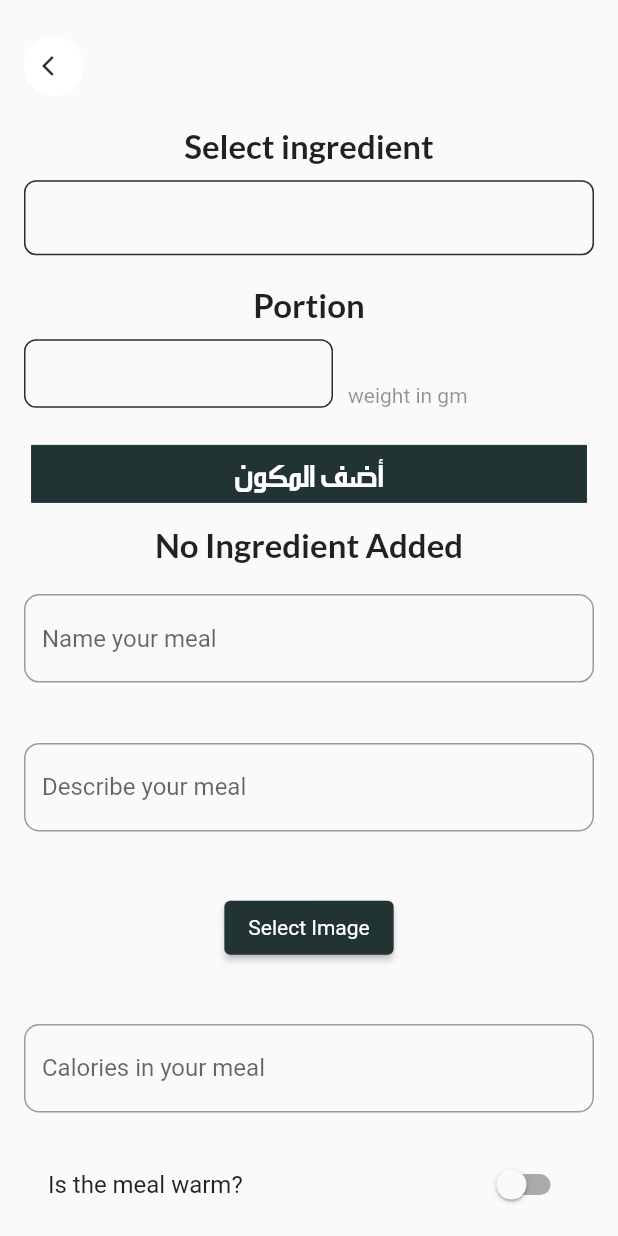
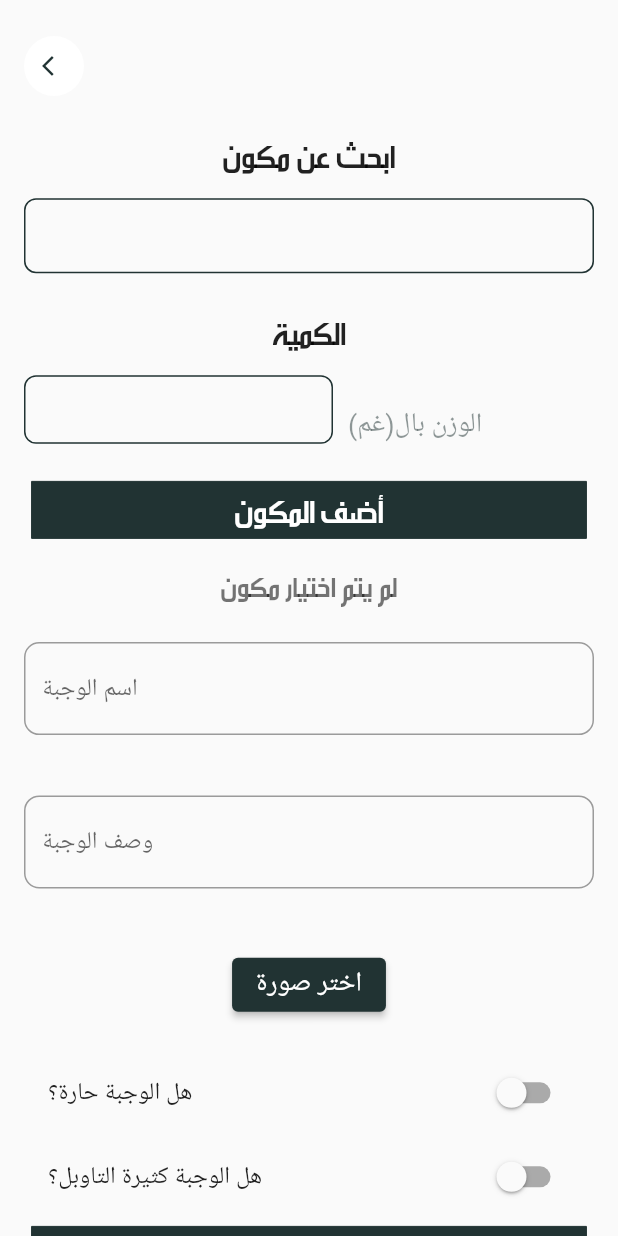
Before and after one commit to MohammedQadumy/diabetes-app, a Flutter app: the NewMealPage screen opened directly, after a tap on "أضف المكون", on a phone screen of 412 x 824 dp. Run offline on Flutter 3.47's test engine with Material 2 defaults, Android fonts, the phone set to English and light mode, and no system bars; our stand-ins replace dots_indicator, file_picker, flutter_rating_bar, get, shared_preferences; missing offline and left inert: dart:ffi; accounts and stored records are empty; network calls fail.

Commit message:
completing add new meal widget

```diff
--- a/lib/Models/Ingredient.dart
+++ b/lib/Models/Ingredient.dart
@@ -3,6 +3,7 @@ class Ingredient {
   int id;
   String portion;
   String name;
+  double cal;
 
-  Ingredient(this.id,  this.name, this.portion,);
+  Ingredient(this.id,  this.name, this.portion, this.cal);
 }
--- a/lib/Models/Item.dart
+++ b/lib/Models/Item.dart
@@ -2,8 +2,9 @@ class Item {
   final String itemName;
   final String itemDesc;
   final double weight;
+  double? cal;
 
-  Item({required this.itemName, required this.itemDesc, required this.weight});
+  Item({required this.itemName, required this.itemDesc, required this.weight, this.cal = 0});
 
   factory Item.fromJson(Map<String, dynamic> json) {
     return Item(
--- a/lib/Models/ItemSearch.dart
+++ b/lib/Models/ItemSearch.dart
@@ -2,15 +2,17 @@ class ItemSearch {
   final int itemID;
   final String itemName;
   final double weight;
+  double? cal;
 
   ItemSearch(
-      {required this.itemID, required this.itemName, required this.weight});
+      {required this.itemID, required this.itemName, required this.weight, this.cal = 0});
 
   factory ItemSearch.fromJson(Map<String, dynamic> json) {
     return ItemSearch(
       itemID: json['item_id'],
       itemName: json['item_name'],
       weight: double.parse(json['weight']),
+      cal: double.parse(json['cal']),
     );
   }
 
--- a/lib/pages/AppPage/new_meal_page.dart
+++ b/lib/pages/AppPage/new_meal_page.dart
@@ -11,7 +11,7 @@ import 'package:flutter/material.dart';
 import 'package:diabetes_app/Models/Ingredient.dart';
 import 'package:get/get.dart';
 import 'package:http/http.dart' as http;
-
+import '../../base/show_custom_message.dart';
 import '../../Models/Meal.dart';
 import '../../utils/colors.dart';
 import '../../Models/ItemSearch.dart';
@@ -30,8 +30,7 @@ class _NewMealPageState extends State<NewMealPage> {
   TextEditingController mealNameController = TextEditingController();
   TextEditingController mealDescriptionController = TextEditingController();
   TextEditingController mealImageController = TextEditingController();
-  TextEditingController mealCaloriesController = TextEditingController();
-
+  Meal? newMeal;
   bool mealWarm = false;
   bool mealSpicy = false;
   ItemSearch? selectedIngredient;
@@ -79,7 +78,8 @@ class _NewMealPageState extends State<NewMealPage> {
                 height: Dimensions.height20,
               ),
               AppBigText(
-                text: "Select ingredient",
+                text: "ابحث عن مكون",
+                size: 25,
               ),
               SizedBox(height: 10.0),
               Container(
@@ -126,7 +126,8 @@ class _NewMealPageState extends State<NewMealPage> {
               ),
               SizedBox(height: 20.0),
               AppBigText(
-                text: "Portion",
+                text: "الكمية",
+                size: 25,
               ),
               SizedBox(height: 10.0),
               Row(
@@ -152,8 +153,9 @@ class _NewMealPageState extends State<NewMealPage> {
                     width: Dimensions.height10,
                   ),
                   Text(
-                    "weight in gm",
+                    "الوزن بال(غم)",
                     style: TextStyle(
+                        fontSize: 18,
                         color: AppColors.nearlyBlack.withOpacity(0.5)),
                   )
                 ],
@@ -167,23 +169,25 @@ class _NewMealPageState extends State<NewMealPage> {
                 onTap: () {
                   String newIngredientPortion = IngredientPortion.text;
                   if (selectedIngredient != null) {
-                    // Add this check
+                    double? ingredientCalories = selectedIngredient?.cal ?? 0.0;
                     Ingredient newIngredient = Ingredient(
                         selectedIngredient!.itemID,
                         selectedIngredient!.itemName,
-                        newIngredientPortion); // Use id and itemName properties
+                        newIngredientPortion,
+                        ingredientCalories
+                    );
                     setState(() {
                       AddedIngredients.add(newIngredient);
                     });
                   } else {
                     // Handle the case where no ingredient has been selected
-                    print("No ingredient selected");
+                    print("لم يتم اختيار أي مكون");
                   }
                 },
               ),
               SizedBox(height: 10.0),
               AddedIngredients.length == 0
-                  ? AppBigText(text: "No Ingredient Added")
+                  ? AppBigText(text: "لم يتم اختيار مكون", color: Colors.black54)
                   : Wrap(
                       spacing: 8.0,
                       runSpacing: 4.0,
@@ -203,7 +207,7 @@ class _NewMealPageState extends State<NewMealPage> {
                 margin: EdgeInsets.symmetric(vertical: Dimensions.height20),
                 child: TextField(
                   decoration: InputDecoration(
-                      hintText: "Name your meal",
+                      hintText: "اسم الوجبة",
                       border: OutlineInputBorder(
                         borderRadius:
                             BorderRadius.circular(Dimensions.radius10),
@@ -215,7 +219,7 @@ class _NewMealPageState extends State<NewMealPage> {
                 margin: EdgeInsets.symmetric(vertical: Dimensions.height20),
                 child: TextField(
                   decoration: InputDecoration(
-                    hintText: "Describe your meal",
+                    hintText: "وصف الوجبة",
                     border: OutlineInputBorder(
                       borderRadius: BorderRadius.circular(Dimensions.radius10),
                     ),
@@ -230,28 +234,15 @@ class _NewMealPageState extends State<NewMealPage> {
                     style: ButtonStyle(
                         backgroundColor:
                             MaterialStateProperty.all(AppColors.nearlyBlack)),
-                    child: Text("Select Image"),
+                    child: Text("اختر صورة", style: TextStyle(fontSize: 18),),
                     onPressed: () {
                       pickImage();
                     },
                   ),
                 ),
               ),
-              Container(
-                margin: EdgeInsets.symmetric(vertical: Dimensions.height20),
-                child: TextField(
-                  decoration: InputDecoration(
-                    hintText: "Calories in your meal",
-                    border: OutlineInputBorder(
-                      borderRadius: BorderRadius.circular(Dimensions.radius10),
-                    ),
-                  ),
-                  controller: mealCaloriesController,
-                  keyboardType: TextInputType.number,
-                ),
-              ),
               SwitchListTile(
-                title: const Text('Is the meal warm?'),
+                title: const Text('هل الوجبة حارة؟'),
                 value: mealWarm,
                 onChanged: (bool value) {
                   setState(() {
@@ -260,7 +251,7 @@ class _NewMealPageState extends State<NewMealPage> {
                 },
               ),
               SwitchListTile(
-                title: const Text('Is the meal spicy?'),
+                title: const Text('هل الوجبة كثيرة التاوبل؟'),
                 value: mealSpicy,
                 onChanged: (bool value) {
                   setState(() {
@@ -276,16 +267,20 @@ class _NewMealPageState extends State<NewMealPage> {
                   ),
                 ),
                 onTap: () async {
-                  Meal newMeal = Meal(
+                  double calories = 0;
+                  AddedIngredients.forEach((ingredient){
+                    calories = calories + ingredient.cal;
+                  });
+                   newMeal = Meal(
                     id: 0,
                     name: mealNameController.text,
                     description: mealDescriptionController.text,
                     image: mealImageController.text,
-                    calories: int.parse(mealCaloriesController.text),
+                    calories: calories.toInt(),
                     warm: mealWarm,
                     spicy: mealSpicy,
                   );
-                  int newMealId = await createMeal(newMeal);
+                  int newMealId = await createMeal(newMeal!);
                   print(newMealId);
                   AddedIngredients.forEach((ingredient) async {
                     print('==============');
@@ -296,13 +291,10 @@ class _NewMealPageState extends State<NewMealPage> {
                     await postMealItem(newMealId, ingredient.id, double.parse(ingredient.portion));
 
                   });
+                  showCustomSnackBar("ثم إضافة الوجبة", title: "تم");
                 },
               ),
-              SizedBox(height: 20.0),
-              AppBigText(
-                text: "Meal Nutrition Values",
-              ),
-              NewMealCounter(),
+
             ],
           ),
         ),
--- a/lib/pages/stats/new_meal_calories_counter.dart
+++ b/lib/pages/stats/new_meal_calories_counter.dart
@@ -4,11 +4,14 @@ import 'dart:math' as math;
 
 import '../../utils/app_theme.dart';
 import '../../utils/colors.dart';
+import '../../Models/Meal.dart';
 
 class NewMealCounter extends StatelessWidget {
+  Meal? meal;
 
-  const NewMealCounter(
-      {Key? key})
+  NewMealCounter(
+      {Key? key,
+         this.meal})
       : super(key: key);
 
   @override
@@ -100,7 +103,7 @@ class NewMealCounter extends StatelessWidget {
                                               const EdgeInsets.only(
                                                   left: 4, bottom: 3),
                                               child: Text(
-                                                '${(1127).toInt()}',
+                                                "${meal!.calories}",
                                                 textAlign: TextAlign.center,
                                                 style: const TextStyle(
                                                   fontFamily:
```
